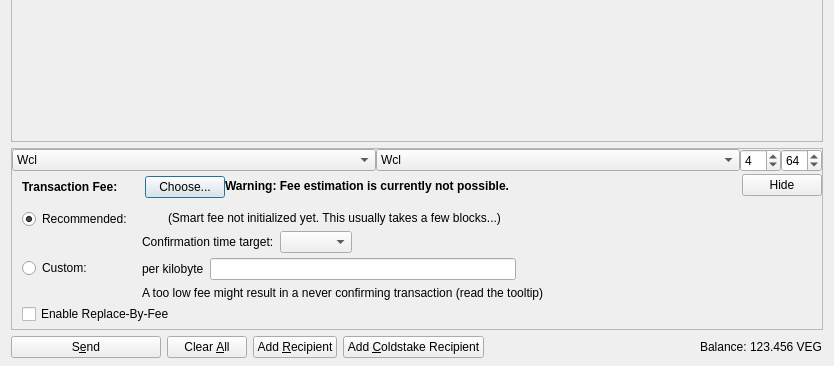
Old version of the form src/qt/forms/sendcoinsdialog.ui in the repository vpubchain/vircle-core; both pictures show x 0 to 834 and y 241 to 607 of the 834 by 607 pixel window.
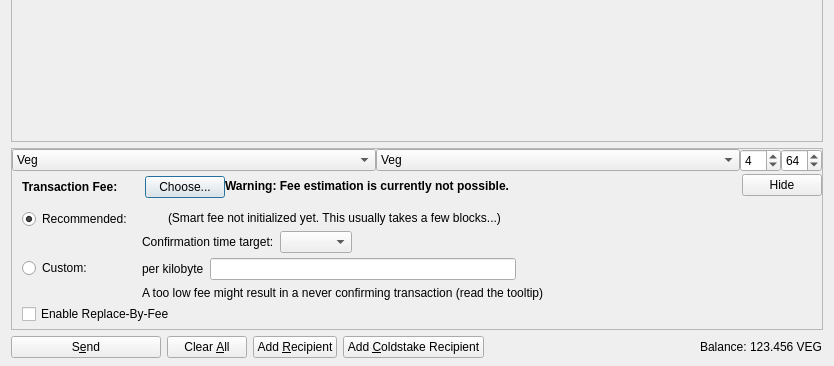
New version of the form. Icons and pictures are not drawn. Custom widgets are drawn as their Qt base class.

Diff of the .ui file:
```diff
--- a/src/qt/forms/sendcoinsdialog.ui
+++ b/src/qt/forms/sendcoinsdialog.ui
@@ -673,7 +673,7 @@
           </property>
           <item>
            <property name="text">
-            <string>Wcl</string>
+            <string>Veg</string>
            </property>
           </item>
           <item>
@@ -695,7 +695,7 @@
           </property>
           <item>
            <property name="text">
-            <string>Wcl</string>
+            <string>Veg</string>
            </property>
           </item>
           <item>
```
